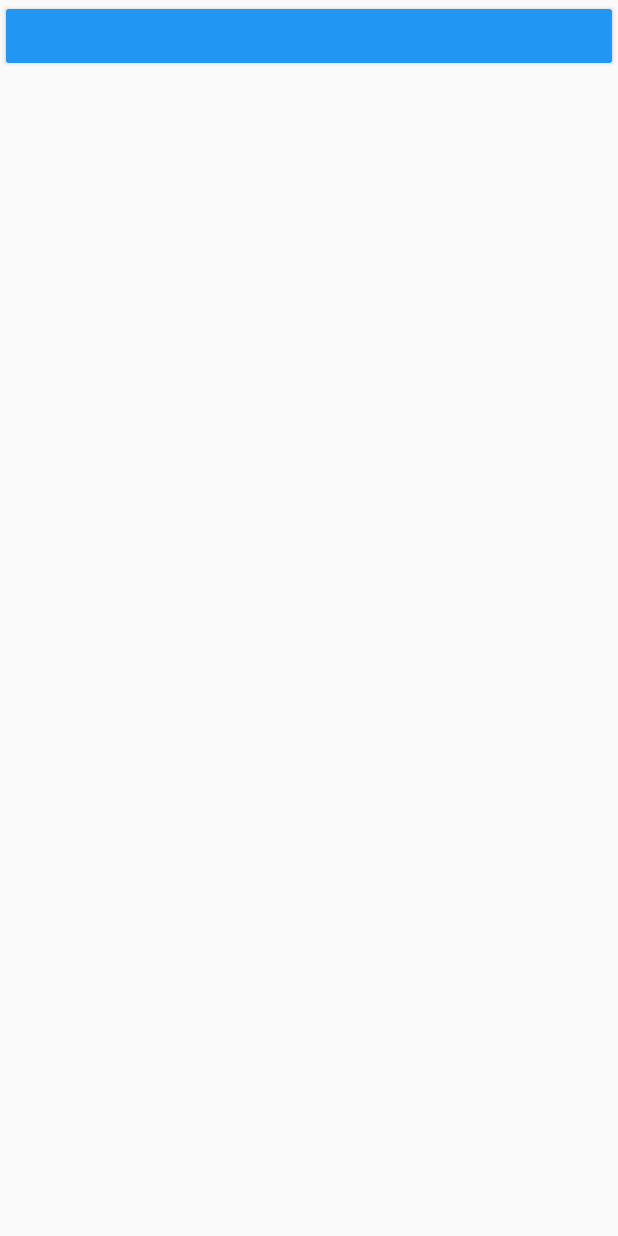
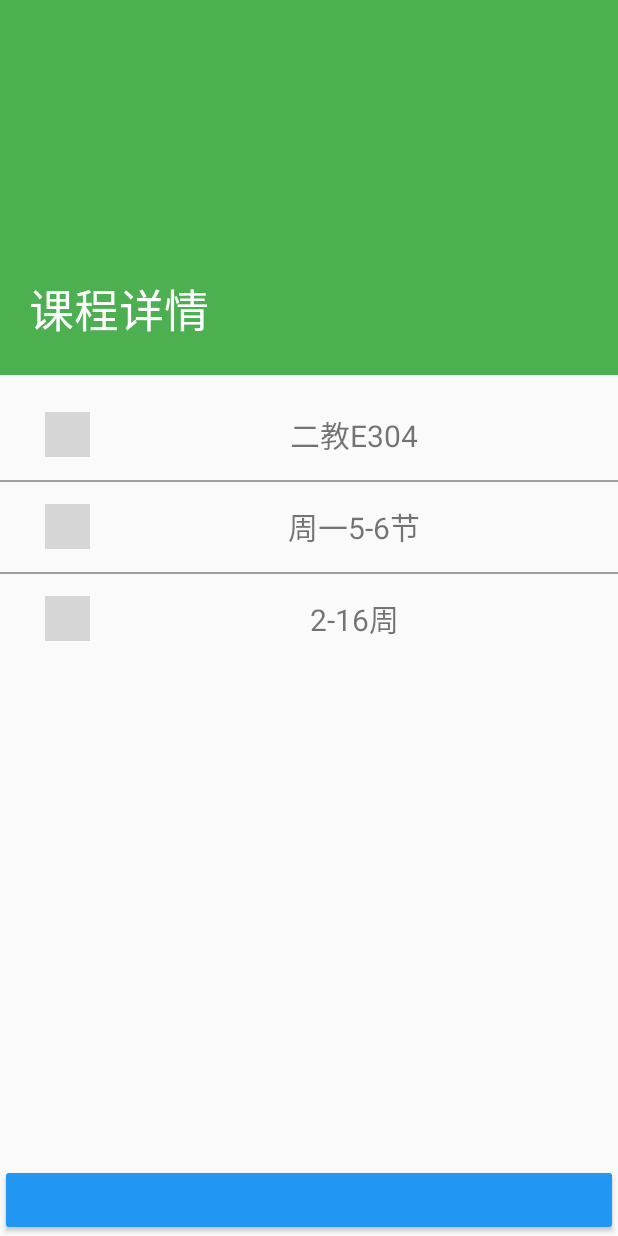
Before and after one commit to mxdlzg/Windmill, an Android app: the ShowClassDetail screen opened directly, with no data from a screen before it, on a phone screen of 412 x 824 dp. Run offline under Robolectric (Android 15) with nearby library versions, the phone set to English and light mode, and no system bars; grey boxes are pictures that could not be loaded.

Commit message:
精细化detail界面，添加一些控件。更改transitionName到ImageView上。 按钮功能被取消（暂时保留）

```diff
--- a/app/src/main/res/layout/layout_schedule_detail.xml
+++ b/app/src/main/res/layout/layout_schedule_detail.xml
@@ -1,22 +1,134 @@
 <?xml version="1.0" encoding="utf-8"?>
-<LinearLayout xmlns:android="http://schemas.android.com/apk/res/android"
+<RelativeLayout xmlns:android="http://schemas.android.com/apk/res/android"
     xmlns:tools="http://schemas.android.com/tools"
     xmlns:app="http://schemas.android.com/apk/res-auto"
     android:orientation="vertical"
     android:layout_width="match_parent"
     android:layout_height="match_parent">
 
+    <ImageView
+        android:transitionName="schedule_detail" tools:targetApi="LOLLIPOP"
+        android:layout_width="match_parent"
+        android:layout_height="250dp"
+        android:src="@color/green500"
+        android:id="@+id/schedule_detail_main_imageView">
+    </ImageView>
+
+    <TextView
+        android:id="@+id/schedule_detail_name"
+        android:layout_width="wrap_content"
+        android:layout_height="wrap_content"
+        android:text="课程详情"
+        android:textSize="30sp"
+        android:textColor="@color/white"
+        android:layout_marginLeft="19dp"
+        android:layout_marginStart="19dp"
+        android:layout_marginBottom="21dp"
+        android:layout_alignBottom="@+id/schedule_detail_main_imageView"
+        android:layout_alignParentLeft="true"
+        android:layout_alignParentStart="true" />
+
+    <LinearLayout
+        android:layout_marginTop="20dp"
+        android:layout_width="match_parent"
+        android:orientation="vertical"
+        android:layout_height="100dp"
+        android:layout_below="@+id/schedule_detail_main_imageView"
+        android:layout_alignParentLeft="true"
+        android:layout_alignParentStart="true"
+        android:layout_above="@+id/schedule_detail_btn">
+
+        <LinearLayout
+            android:layout_width="match_parent"
+            android:orientation="horizontal"
+            android:layout_height="40dp">
+            <ImageView
+                android:layout_marginStart="30dp"
+                android:layout_marginLeft="30dp"
+                android:layout_gravity="center"
+                android:layout_width="30dp"
+                android:layout_height="30dp"
+                app:srcCompat="@drawable/ic_place_black_24dp"/>
+            <TextView
+                android:id="@+id/schedule_detail_position"
+                android:layout_gravity="center"
+                android:gravity="center"
+                android:textSize="20sp"
+                android:layout_width="match_parent"
+                android:layout_height="match_parent"
+                android:text="二教E304"/>
+        </LinearLayout>
+
+        <View
+            android:layout_width="match_parent"
+            android:layout_height="1dp"
+            android:background="@color/grey500"
+            android:layout_marginTop="10dp"
+            android:layout_marginBottom="10dp"/>
+
+        <LinearLayout
+            android:layout_width="match_parent"
+            android:orientation="horizontal"
+            android:layout_height="40dp">
+            <ImageView
+                android:layout_marginStart="30dp"
+                android:layout_marginLeft="30dp"
+                android:layout_gravity="center"
+                android:layout_width="30dp"
+                android:layout_height="30dp"
+                app:srcCompat="@drawable/ic_access_time_black_24dp"/>
+            <TextView
+                android:id="@+id/schedule_detail_time"
+                android:layout_gravity="center"
+                android:gravity="center"
+                android:textSize="20sp"
+                android:layout_width="match_parent"
+                android:layout_height="match_parent"
+                android:text="周一5-6节"/>
+        </LinearLayout>
+
+        <View
+            android:layout_width="match_parent"
+            android:layout_height="1dp"
+            android:background="@color/grey500"
+            android:layout_marginTop="10dp"
+            android:layout_marginBottom="10dp"/>
+
+        <LinearLayout
+            android:layout_width="match_parent"
+            android:orientation="horizontal"
+            android:layout_height="40dp">
+            <ImageView
+                android:layout_marginStart="30dp"
+                android:layout_marginLeft="30dp"
+                android:layout_gravity="center"
+                android:layout_width="30dp"
+                android:layout_height="30dp"
+                app:srcCompat="@drawable/ic_timeline_black_24dp"/>
+            <TextView
+                android:id="@+id/schedule_detail_length"
+                android:layout_gravity="center"
+                android:gravity="center"
+                android:textSize="20sp"
+                android:layout_width="match_parent"
+                android:layout_height="match_parent"
+                android:text="2-16周"/>
+        </LinearLayout>
+
+    </LinearLayout>
+
+
+
+
     <android.support.v7.widget.AppCompatButton
+        android:id="@+id/schedule_detail_btn"
+        android:layout_width="match_parent"
+        android:layout_height="wrap_content"
         android:textColor="@color/white"
-        android:id="@+id/schedule_detail_btn"
-        android:transitionName="schedule_detail" tools:targetApi="LOLLIPOP"
         app:backgroundTint="@color/blue500"
-        android:layout_width="match_parent"
-        android:layout_height="wrap_content" />
+        tools:targetApi="LOLLIPOP"
+        android:layout_alignParentBottom="true"
+        android:layout_alignParentRight="true"
+        android:layout_alignParentEnd="true" />
 
-    <!--<Button-->
-        <!--android:transitionName="schedule_detail" tools:targetApi="LOLLIPOP"-->
-        <!--android:layout_width="match_parent"-->
-        <!--android:layout_height="wrap_content"-->
-        <!--android:theme="@style/ButtonBlue"/>-->
-</LinearLayout>
+</RelativeLayout>
```
